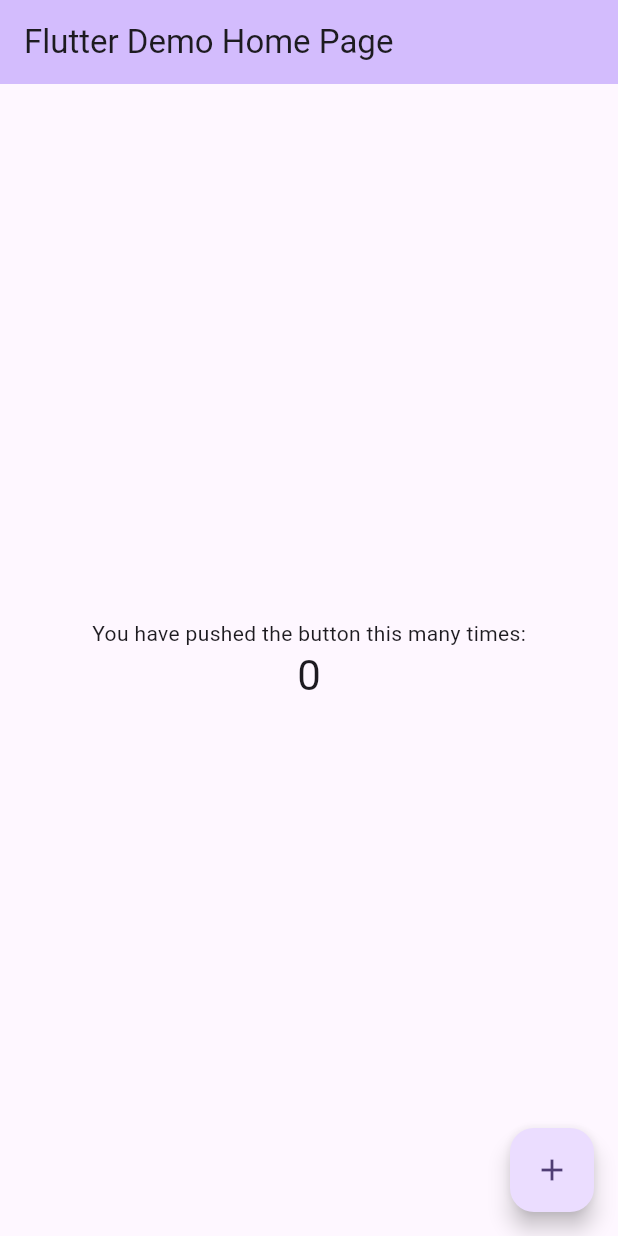
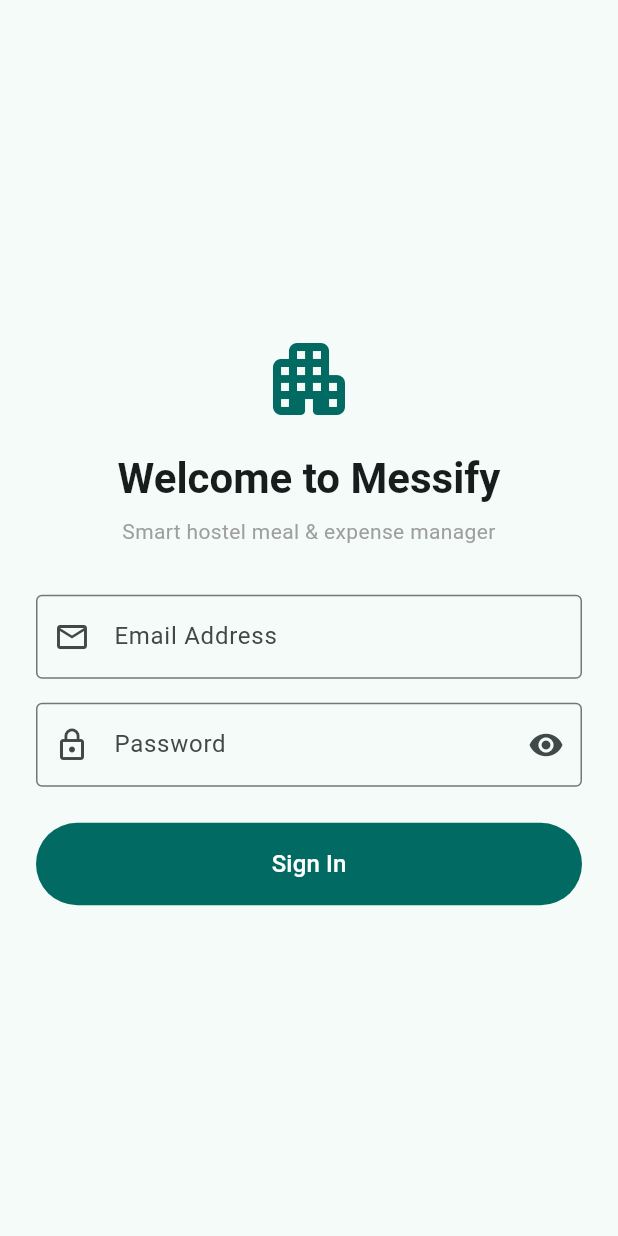
Before and after one commit to masumtanjim7/MessiFy-MobileApp, a Flutter app: the screen it shows after launch, on a phone screen of 412 x 824 dp. Run offline on Flutter 3.47's test engine with Material 3 defaults, Android fonts, the phone set to English and light mode, and no system bars; our stand-ins replace dio, flutter_riverpod, flutter_secure_storage.

Commit message:
feat: implement JWT auth state management, secure storage, and login UI

```diff
--- /dev/null
+++ b/mobile/lib/features/auth/presentation/login_screen.dart
@@ -0,0 +1,135 @@
+import 'package:flutter/material.dart';
+import 'package:flutter_riverpod/flutter_riverpod.dart';
+import 'auth_controller.dart';
+
+class LoginScreen extends ConsumerStatefulWidget {
+  const LoginScreen({super.key});
+
+  @override
+  ConsumerState<LoginScreen> createState() => _LoginScreenState();
+}
+
+class _LoginScreenState extends ConsumerState<LoginScreen> {
+  final _formKey = GlobalKey<FormState>();
+  final _emailController = TextEditingController();
+  final _passwordController = TextEditingController();
+  bool _obscurePassword = true;
+
+  @override
+  void dispose() {
+    _emailController.dispose();
+    _passwordController.dispose();
+    super.dispose();
+  }
+
+  void _submit() async {
+    if (!_formKey.currentState!.validate()) return;
+    await ref.read(authControllerProvider.notifier).login(
+      _emailController.text.trim(),
+      _passwordController.text,
+    );
+  }
+
+  @override
+  Widget build(BuildContext context) {
+    final authState = ref.watch(authControllerProvider);
+
+    return Scaffold(
+      body: Center(
+        child: SingleChildScrollView(
+          padding: const EdgeInsets.all(24.0),
+          child: ConstrainedBox(
+            constraints: const BoxConstraints(maxWidth: 400),
+            child: Form(
+              key: _formKey,
+              child: Column(
+                mainAxisAlignment: MainAxisAlignment.center,
+                crossAxisAlignment: CrossAxisAlignment.stretch,
+                children: [
+                  Icon(
+                    Icons.apartment_rounded,
+                    size: 64,
+                    color: Theme.of(context).colorScheme.primary,
+                  ),
+                  const SizedBox(height: 16),
+                  Text(
+                    'Welcome to Messify',
+                    textAlign: TextAlign.center,
+                    style: Theme.of(context).textTheme.headlineMedium?.copyWith(
+                          fontWeight: FontWeight.bold,
+                        ),
+                  ),
+                  const SizedBox(height: 8),
+                  Text(
+                    'Smart hostel meal & expense manager',
+                    textAlign: TextAlign.center,
+                    style: Theme.of(context).textTheme.bodyMedium?.copyWith(
+                          color: Colors.grey,
+                        ),
+                  ),
+                  const SizedBox(height: 32),
+                  if (authState.errorMessage != null)
+                    Container(
+                      padding: const EdgeInsets.all(12),
+                      margin: const EdgeInsets.only(bottom: 16),
+                      decoration: BoxDecoration(
+                        color: Theme.of(context).colorScheme.errorContainer,
+                        borderRadius: BorderRadius.circular(8),
+                      ),
+                      child: Text(
+                        authState.errorMessage!,
+                        style: TextStyle(
+                          color: Theme.of(context).colorScheme.onErrorContainer,
+                        ),
+                      ),
+                    ),
+                  TextFormField(
+                    controller: _emailController,
+                    keyboardType: TextInputType.emailAddress,
+                    decoration: const InputDecoration(
+                      labelText: 'Email Address',
+                      prefixIcon: Icon(Icons.email_outlined),
+                      border: OutlineInputBorder(),
+                    ),
+                    validator: (value) =>
+                        (value == null || !value.contains('@')) ? 'Enter a valid email' : null,
+                  ),
+                  const SizedBox(height: 16),
+                  TextFormField(
+                    controller: _passwordController,
+                    obscureText: _obscurePassword,
+                    decoration: InputDecoration(
+                      labelText: 'Password',
+                      prefixIcon: const Icon(Icons.lock_outline),
+                      suffixIcon: IconButton(
+                        icon: Icon(_obscurePassword ? Icons.visibility : Icons.visibility_off),
+                        onPressed: () => setState(() => _obscurePassword = !_obscurePassword),
+                      ),
+                      border: const OutlineInputBorder(),
+                    ),
+                    validator: (value) =>
+                        (value == null || value.length < 6) ? 'Password must be at least 6 characters' : null,
+                  ),
+                  const SizedBox(height: 24),
+                  FilledButton(
+                    onPressed: authState.isLoading ? null : _submit,
+                    style: FilledButton.styleFrom(
+                      padding: const EdgeInsets.symmetric(vertical: 16),
+                    ),
+                    child: authState.isLoading
+                        ? const SizedBox(
+                            height: 20,
+                            width: 20,
+                            child: CircularProgressIndicator(strokeWidth: 2, color: Colors.white),
+                          )
+                        : const Text('Sign In', style: TextStyle(fontSize: 16)),
+                  ),
+                ],
+              ),
+            ),
+          ),
+        ),
+      ),
+    );
+  }
+}
--- a/mobile/lib/main.dart
+++ b/mobile/lib/main.dart
@@ -1,122 +1,64 @@
 import 'package:flutter/material.dart';
+import 'package:flutter_riverpod/flutter_riverpod.dart';
+import 'features/auth/presentation/auth_controller.dart';
+import 'features/auth/presentation/login_screen.dart';
 
 void main() {
-  runApp(const MyApp());
+  WidgetsFlutterBinding.ensureInitialized();
+  runApp(
+    const ProviderScope(
+      child: MessifyApp(),
+    ),
+  );
 }
 
-class MyApp extends StatelessWidget {
-  const MyApp({super.key});
+class MessifyApp extends ConsumerWidget {
+  const MessifyApp({super.key});
 
-  // This widget is the root of your application.
   @override
-  Widget build(BuildContext context) {
+  Widget build(BuildContext context, WidgetRef ref) {
+    final authState = ref.watch(authControllerProvider);
+
     return MaterialApp(
-      title: 'Flutter Demo',
+      title: 'Messify',
+      debugShowCheckedModeBanner: false,
       theme: ThemeData(
-        // This is the theme of your application.
-        //
-        // TRY THIS: Try running your application with "flutter run". You'll see
-        // the application has a purple toolbar. Then, without quitting the app,
-        // try changing the seedColor in the colorScheme below to Colors.green
-        // and then invoke "hot reload" (save your changes or press the "hot
-        // reload" button in a Flutter-supported IDE, or press "r" if you used
-        // the command line to start the app).
-        //
-        // Notice that the counter didn't reset back to zero; the application
-        // state is not lost during the reload. To reset the state, use hot
-        // restart instead.
-        //
-        // This works for code too, not just values: Most code changes can be
-        // tested with just a hot reload.
-        colorScheme: .fromSeed(seedColor: Colors.deepPurple),
+        colorScheme: ColorScheme.fromSeed(
+          seedColor: const Color(0xFF0F766E),
+          brightness: Brightness.light,
+        ),
+        useMaterial3: true,
       ),
-      home: const MyHomePage(title: 'Flutter Demo Home Page'),
+      darkTheme: ThemeData(
+        colorScheme: ColorScheme.fromSeed(
+          seedColor: const Color(0xFF0D9488),
+          brightness: Brightness.dark,
+        ),
+        useMaterial3: true,
+      ),
+      home: authState.isLoading && authState.status == AuthStatus.initial
+          ? const Scaffold(
+              body: Center(child: CircularProgressIndicator()),
+            )
+          : authState.status == AuthStatus.authenticated
+              ? Scaffold(
+                  appBar: AppBar(
+                    title: const Text('Messify Dashboard'),
+                    actions: [
+                      IconButton(
+                        icon: const Icon(Icons.logout),
+                        onPressed: () => ref.read(authControllerProvider.notifier).logout(),
+                      ),
+                    ],
+                  ),
+                  body: Center(
+                    child: Text(
+                      'Welcome, ${authState.user?.fullName}!',
+                      style: const TextStyle(fontSize: 20, fontWeight: FontWeight.bold),
+                    ),
+                  ),
+                )
+              : const LoginScreen(),
     );
   }
 }
-
-class MyHomePage extends StatefulWidget {
-  const MyHomePage({super.key, required this.title});
-
-  // This widget is the home page of your application. It is stateful, meaning
-  // that it has a State object (defined below) that contains fields that affect
-  // how it looks.
-
-  // This class is the configuration for the state. It holds the values (in this
-  // case the title) provided by the parent (in this case the App widget) and
-  // used by the build method of the State. Fields in a Widget subclass are
-  // always marked "final".
-
-  final String title;
-
-  @override
-  State<MyHomePage> createState() => _MyHomePageState();
-}
-
-class _MyHomePageState extends State<MyHomePage> {
-  int _counter = 0;
-
-  void _incrementCounter() {
-    setState(() {
-      // This call to setState tells the Flutter framework that something has
-      // changed in this State, which causes it to rerun the build method below
-      // so that the display can reflect the updated values. If we changed
-      // _counter without calling setState(), then the build method would not be
-      // called again, and so nothing would appear to happen.
-      _counter++;
-    });
-  }
-
-  @override
-  Widget build(BuildContext context) {
-    // This method is rerun every time setState is called, for instance as done
-    // by the _incrementCounter method above.
-    //
-    // The Flutter framework has been optimized to make rerunning build methods
-    // fast, so that you can just rebuild anything that needs updating rather
-    // than having to individually change instances of widgets.
-    return Scaffold(
-      appBar: AppBar(
-        // TRY THIS: Try changing the color here to a specific color (to
-        // Colors.amber, perhaps?) and trigger a hot reload to see the AppBar
-        // change color while the other colors stay the same.
-        backgroundColor: Theme.of(context).colorScheme.inversePrimary,
-        // Here we take the value from the MyHomePage object that was created by
-        // the App.build method, and use it to set our appbar title.
-        title: Text(widget.title),
-      ),
-      body: Center(
-        // Center is a layout widget. It takes a single child and positions it
-        // in the middle of the parent.
-        child: Column(
-          // Column is also a layout widget. It takes a list of children and
-          // arranges them vertically. By default, it sizes itself to fit its
-          // children horizontally, and tries to be as tall as its parent.
-          //
-          // Column has various properties to control how it sizes itself and
-          // how it positions its children. Here we use mainAxisAlignment to
-          // center the children vertically; the main axis here is the vertical
-          // axis because Columns are vertical (the cross axis would be
-          // horizontal).
-          //
-          // TRY THIS: Invoke "debug painting" (choose the "Toggle Debug Paint"
-          // action in the IDE, or press "p" in the console), to see the
-          // wireframe for each widget.
-          mainAxisAlignment: .center,
-          children: [
-            const Text('You have pushed the button this many times:'),
-            Text(
-              '$_counter',
-              style: Theme.of(context).textTheme.headlineMedium,
-            ),
-          ],
-        ),
-      ),
-      floatingActionButton: FloatingActionButton(
-        onPressed: _incrementCounter,
-        tooltip: 'Increment',
-        child: const Icon(Icons.add),
-      ),
-    );
-  }
-}
--- a/mobile/pubspec.yaml
+++ b/mobile/pubspec.yaml
@@ -34,6 +34,12 @@ dependencies:
   # The following adds the Cupertino Icons font to your application.
   # Use with the CupertinoIcons class for iOS style icons.
   cupertino_icons: ^1.0.8
+  flutter_riverpod: ^3.4.3
+  dio: ^5.11.1
+  flutter_secure_storage: ^11.2.0
+  go_router: ^18.0.1
+  intl: ^0.20.3
+  google_fonts: ^8.2.1
 
 dev_dependencies:
   flutter_test:
```
Also changed, not shown: mobile/lib/core/constants/api_constants.dart (added, +37 -0 lines), mobile/lib/core/network/api_client.dart (added, +64 -0 lines), mobile/lib/features/auth/data/auth_repository.dart (added, +90 -0 lines), mobile/lib/features/auth/domain/user_model.dart (added, +31 -0 lines), mobile/lib/features/auth/presentation/auth_controller.dart (added, +109 -0 lines), mobile/pubspec.lock, 5 other files.
